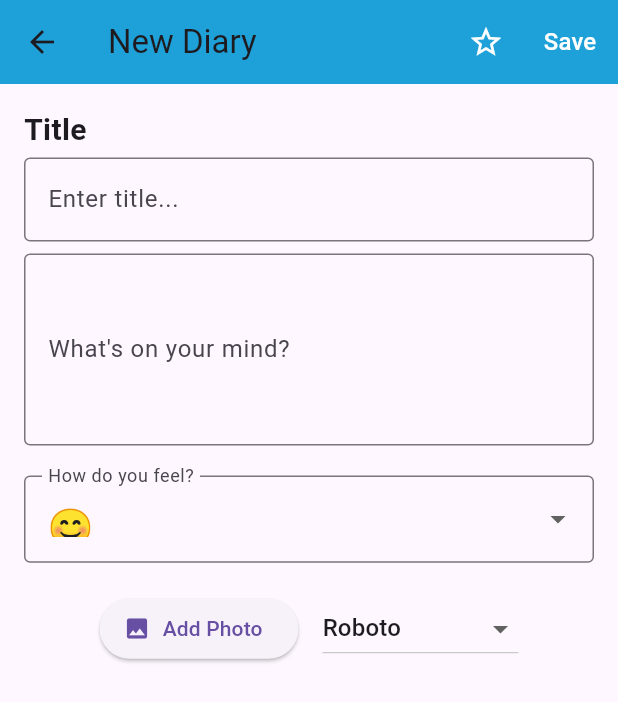
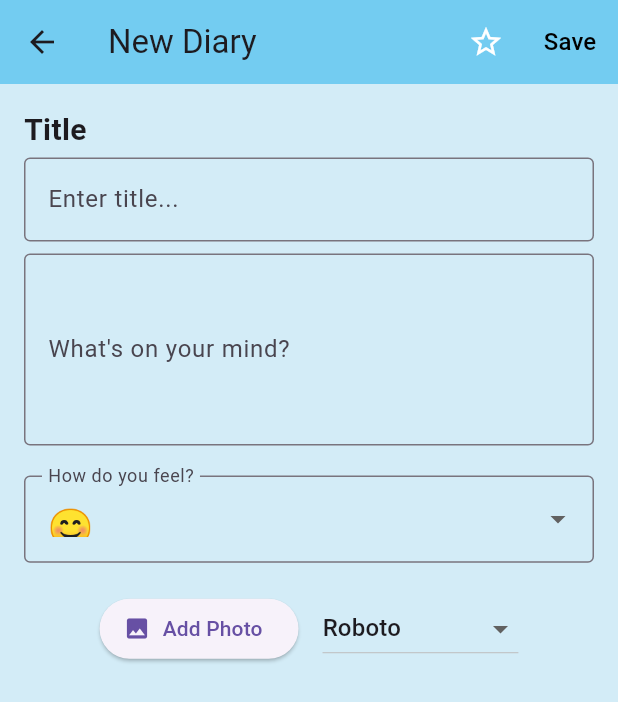
Before and after one commit to Aqilah87/MyDiary_CSC660Indv, a Flutter app: the EntryFormPage screen opened directly, on a phone screen of 412 x 824 dp. Shown: the top 702 px of the screen. Run offline on Flutter 3.47's test engine with Material 3 defaults, Android fonts, the phone set to English and light mode, and no system bars; our stand-ins replace google_fonts, hive, hive_flutter, image_picker, shared_preferences; accounts and stored records are empty.

Commit message:
lawakan warna page

```diff
--- a/lib/pages/entry_form_page.dart
+++ b/lib/pages/entry_form_page.dart
@@ -69,7 +69,7 @@ class _EntryFormPageState extends State<EntryFormPage> {
     return Scaffold(
       appBar: AppBar(
         title: Text(widget.entry == null ? 'New Diary' : 'Edit Entry'),
-        backgroundColor: const Color.fromARGB(255, 30, 160, 216),
+        backgroundColor: const Color.fromARGB(255, 115, 204, 241),
 
         actions: [
           // IconButton for favorite toggle
@@ -85,17 +85,19 @@ class _EntryFormPageState extends State<EntryFormPage> {
             },
           ),
 
+
           // TextButton for saving the entry
           TextButton(
             onPressed: _submitEntry,
             child: Text(
               widget.entry == null ? 'Save' : 'Update',
-              style: TextStyle(color: Colors.white, fontSize: 16),
+              style: TextStyle(color: Colors.black, fontSize: 16),
             ),
           ),
         ],
 
                 ),
+      backgroundColor: const Color.fromARGB(255, 211, 236, 247),
 
       body: SingleChildScrollView(
         padding: const EdgeInsets.all(16.0),
--- a/lib/screens/settings_page.dart
+++ b/lib/screens/settings_page.dart
@@ -87,7 +87,7 @@ class _SettingsPageState extends State<SettingsPage> {
     return Scaffold(
       appBar: AppBar(
         title: Text('Settings'),
-        backgroundColor: const Color.fromARGB(255, 30, 160, 216),
+      backgroundColor: const Color.fromARGB(255, 115, 204, 241),
       ),
       body: ListView(
         children: [
@@ -104,7 +104,9 @@ class _SettingsPageState extends State<SettingsPage> {
               themeNotifier.value = val ? ThemeMode.dark : ThemeMode.light;
               widget.onThemeChanged(val);
               },
+
               ),
+
 
           Divider(),
           SwitchListTile(
@@ -125,5 +127,6 @@ class _SettingsPageState extends State<SettingsPage> {
         ],
       ),
     );
+
   }
 }
```
Also changed, not shown: lib/pages/home_page.dart (+18 -12 lines), lib/screens/calendar_page.dart (+5 -2 lines).
